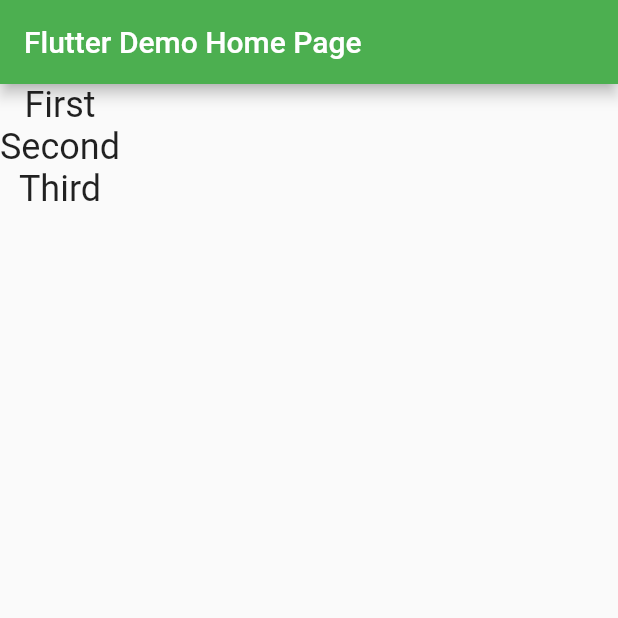
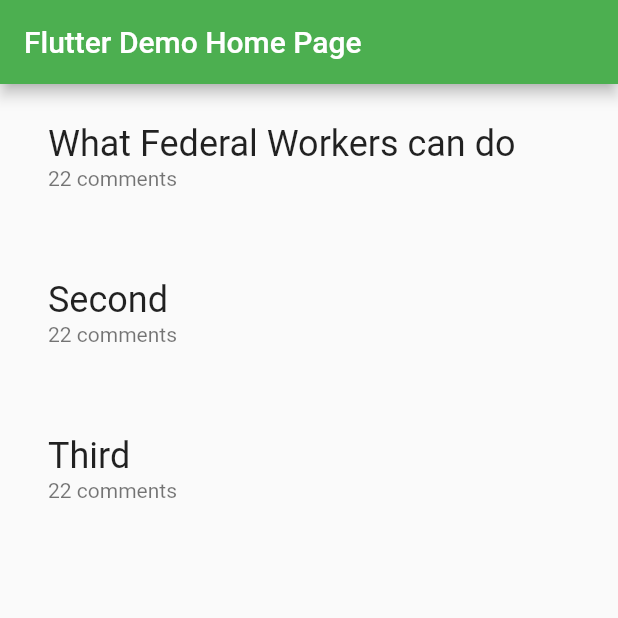
Before and after one commit to spjohn85/flutter_examples, a Flutter app: the screen it shows after launch, on a phone screen of 412 x 824 dp, the top half of it. Run offline on Flutter 3.47's test engine with Material 2 defaults, Android fonts, the phone set to English and light mode, and no system bars.

Commit message:
added listview

```diff
--- a/lib/main.dart
+++ b/lib/main.dart
@@ -1,24 +1,15 @@
 import 'package:flutter/material.dart';
 import 'src/article.dart';
+import 'package:url_launcher/url_launcher.dart';
 
 void main() => runApp(MyApp());
 
 class MyApp extends StatelessWidget {
-  // This widget is the root of your application.
   @override
   Widget build(BuildContext context) {
     return MaterialApp(
       title: 'Flutter Demo',
       theme: ThemeData(
-        // This is the theme of your application.
-        //
-        // Try running your application with "flutter run". You'll see the
-        // application has a blue toolbar. Then, without quitting the app, try
-        // changing the primarySwatch below to Colors.green and then invoke
-        // "hot reload" (press "r" in the console where you ran "flutter run",
-        // or simply save your changes to "hot reload" in a Flutter IDE).
-        // Notice that the counter didn't reset back to zero; the application
-        // is not restarted.
         primarySwatch: Colors.green,
       ),
       home: MyHomePage(title: 'Flutter Demo Home Page'),
@@ -28,15 +19,6 @@ class MyApp extends StatelessWidget {
 
 class MyHomePage extends StatefulWidget {
   MyHomePage({Key key, this.title}) : super(key: key);
-
-  // This widget is the home page of your application. It is stateful, meaning
-  // that it has a State object (defined below) that contains fields that affect
-  // how it looks.
-
-  // This class is the configuration for the state. It holds the values (in this
-  // case the title) provided by the parent (in this case the App widget) and
-  // used by the build method of the State. Fields in a Widget subclass are
-  // always marked "final".
 
   final String title;
 
@@ -59,7 +41,19 @@ class _MyHomePageState extends State<MyHomePage> {
     );
   }
 
-  Widget _buildItem(Article e){
-    return new Text(e.text, style: new TextStyle(fontSize: 24.0));
+  Widget _buildItem(Article e) {
+    return new Padding(
+        padding: const EdgeInsets.all(16.0),
+        child: ListTile(
+          title: Text(e.text, style: new TextStyle(fontSize: 24.0)),
+          subtitle: Text("${e.commentsCount} comments"),
+          onTap: () async {
+            final fakeUrl = "${e.domain}";
+            if(await canLaunch(fakeUrl)){
+              launch(fakeUrl);
+            }
+          },
+        ),
+    );
   }
 }
--- a/lib/src/article.dart
+++ b/lib/src/article.dart
@@ -17,15 +17,15 @@ class Article {
 
 final articles = [
   new Article(
-      text: "First",
-      domain: "",
+      text: "What Federal Workers can do",
+      domain: "https://news.google.com/articles/CAIiECqJUHmFWaXuG_-v9mMmrkcqGQgEKhAIACoHCAow2Nb3CjDivdcCML3vngY?hl=en-US&gl=US&ceid=US%3Aen",
       by: "",
       age: "3 hours",
       score: 177,
       commentsCount: 22),
   new Article(
       text: "Second",
-      domain: "",
+      domain: "https://www.youtube.com/watch?v=1oVetpi1bVA",
       by: "",
       age: "5 hours",
       score: 177,
--- a/pubspec.yaml
+++ b/pubspec.yaml
@@ -13,6 +13,7 @@ environment:
   sdk: ">=2.0.0-dev.68.0 <3.0.0"
 
 dependencies:
+  url_launcher: ^4.0.3
   flutter:
     sdk: flutter
 
```
Also changed, not shown: 11 other files.
